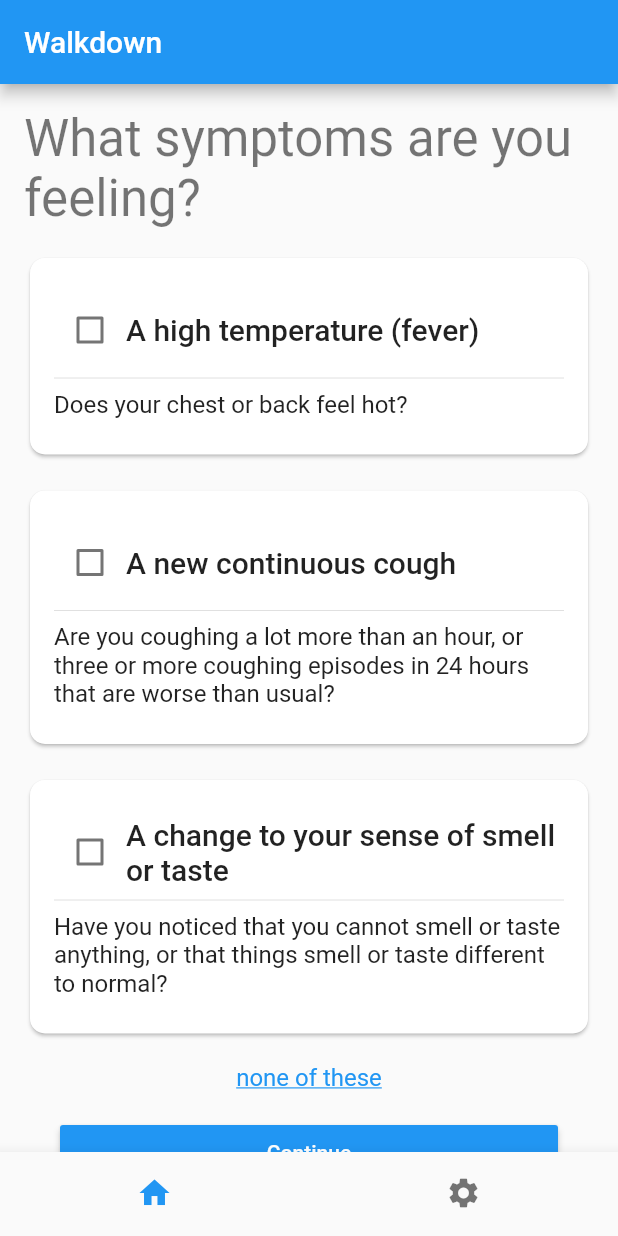
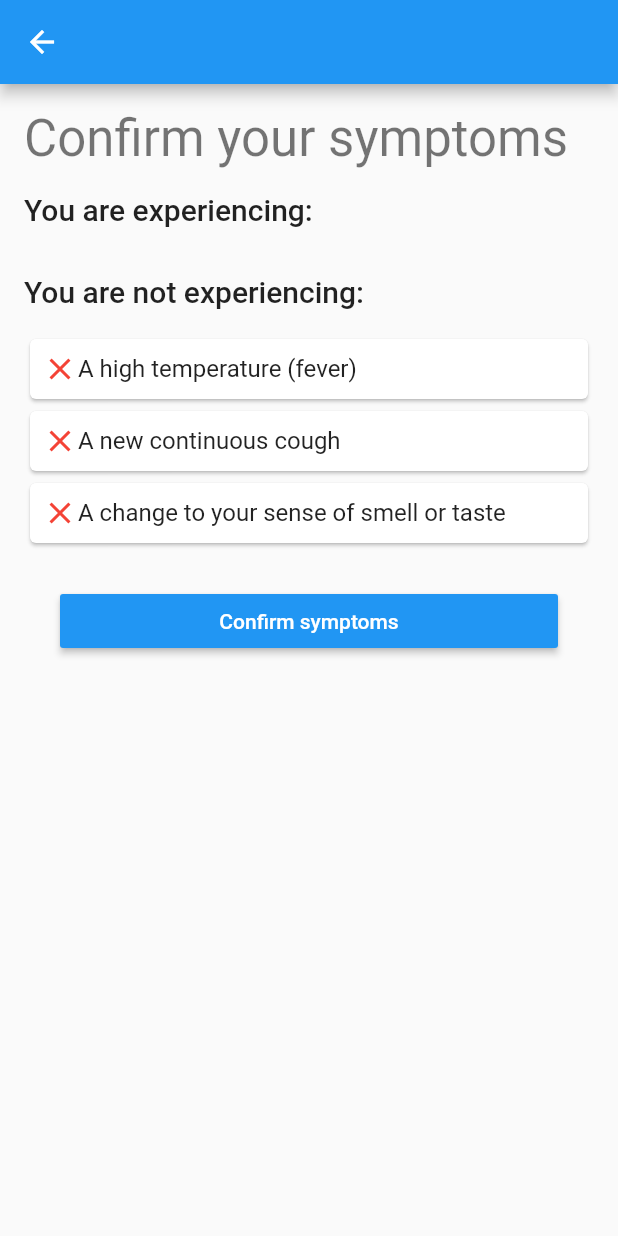
Before and after one commit to max-fish/covid-19-contact-tracing-app, a Flutter app: the screen it shows after launch, after a tap on "Continue", on a phone screen of 412 x 824 dp. Run offline on Flutter 3.47's test engine with Material 2 defaults, Android fonts, the phone set to English and light mode, and no system bars.

Commit message:
add confirm symptoms page

```diff
--- a/lib/main.dart
+++ b/lib/main.dart
@@ -1,5 +1,5 @@
 import 'package:covid_19_contact_tracing_app/settings.dart';
-import 'package:covid_19_contact_tracing_app/symptoms.dart';
+import 'package:covid_19_contact_tracing_app/symptoms/symptoms.dart';
 import 'package:flutter/cupertino.dart';
 import 'package:flutter/material.dart';
 
--- /dev/null
+++ b/lib/symptoms/confirmSymptoms.dart
@@ -0,0 +1,68 @@
+import 'package:flutter/material.dart';
+
+class ConfirmSymptoms extends StatelessWidget {
+  final bool confirmHighTemp;
+  final bool confirmCough;
+  final bool confirmChangeSmellTaste;
+
+  ConfirmSymptoms(
+      {this.confirmHighTemp, this.confirmCough, this.confirmChangeSmellTaste});
+
+  @override
+  Widget build(BuildContext context) {
+    final List<List> confirmSymptomList = [
+      [confirmHighTemp, "A high temperature (fever)"],
+      [confirmCough, "A new continuous cough"],
+      [confirmChangeSmellTaste, "A change to your sense of smell or taste"]
+    ];
+
+    return Scaffold(
+      appBar: AppBar(),
+      body: Padding(
+        padding: const EdgeInsets.all(16.0),
+        child: Column(
+          mainAxisAlignment: MainAxisAlignment.start,
+          crossAxisAlignment: CrossAxisAlignment.stretch,
+          children: [
+            Text("Confirm your symptoms", style: Theme.of(context).textTheme.headline4,),
+            SizedBox(height: 16,),
+            Align(alignment: Alignment.centerLeft,child: Text("You are experiencing:", style: Theme.of(context).textTheme.headline6)),
+            SizedBox(height: 16,),
+            ...confirmSymptomList.where((element) => element[0])
+            .map((e) => Card(child: Padding(
+              padding: const EdgeInsets.all(8.0),
+              child: Row(
+                children: [
+                  Icon(Icons.check, color: Colors.green,),
+                  Text(e[1]),
+                ],
+              ),
+            ))),
+            SizedBox(height: 16,),
+            Align(alignment: Alignment.centerLeft,child: Text("You are not experiencing:", style: Theme.of(context).textTheme.headline6,)),
+            SizedBox(height: 16,),
+            ...confirmSymptomList.where((element) => !element[0])
+            .map((e) => Card(child: Padding(
+              padding: const EdgeInsets.all(8.0),
+              child: Row(
+                children: [
+                  Icon(Icons.close, color: Colors.red),
+                  Text(e[1]),
+                ],
+              ),
+            ))),
+            SizedBox(height: 24,),
+            Container(
+              margin: EdgeInsets.only(left: 24, right: 24),
+              child: RaisedButton(
+                  color: Theme.of(context).primaryColor,
+                  textColor: Colors.white,
+                  child: Text("Confirm symptoms"),
+                  onPressed: () {}),
+            )
+          ],
+        ),
+      ),
+    );
+  }
+}
--- a/lib/symptoms.dart
+++ b/lib/symptoms/symptoms.dart
@@ -1,5 +1,7 @@
-import 'package:covid_19_contact_tracing_app/SymptomCard.dart';
+import 'package:covid_19_contact_tracing_app/symptoms/SymptomCard.dart';
 import 'package:flutter/material.dart';
+
+import 'confirmSymptoms.dart';
 
 class Symptoms extends StatefulWidget {
   @override
@@ -80,7 +82,11 @@ class _SymptomsState extends State<Symptoms> {
               child: RaisedButton(
                 color: Theme.of(context).primaryColor,
                 textColor: Colors.white,
-                onPressed: () {},
+                onPressed: () {
+                  Navigator.push(context, MaterialPageRoute(builder: (context) {
+                    return ConfirmSymptoms(confirmHighTemp: highTemp, confirmCough: cough, confirmChangeSmellTaste: changeSmellTaste,);
+                  }));
+                },
                 child: Text('Continue'),
               ),
             )
```
Also changed, not shown: lib/symptoms/SymptomCard.dart (renamed from lib/SymptomCard.dart).
